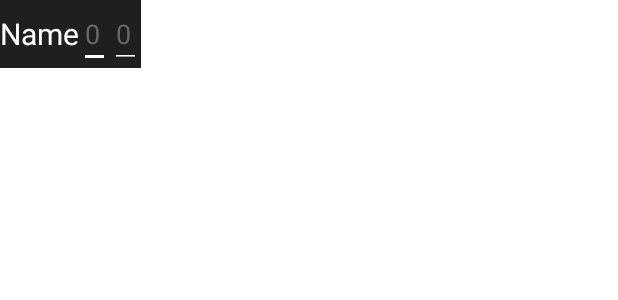
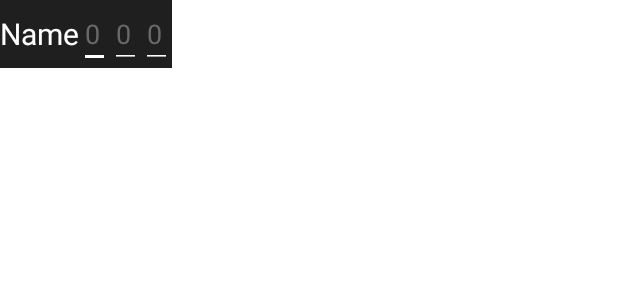
Before and after one commit to jpohlmeyer/scorekeeperkotlin, an Android app: the layout skull_king_game_row.xml on its own in the app's theme, with its tools: preview values and no code run, on a phone screen of 412 x 824 dp. Shown: the top 300 px of the screen. Run offline under Robolectric (Android 15) with nearby library versions, the phone set to English and light mode, and no system bars.

Commit message:
Add bonus, close round accordion on opening another

```diff
--- a/app/src/main/java/com/github/jpohlmeyer/scorekeeperkotlin/model/skullkinggame/SkullKingRound.kt
+++ b/app/src/main/java/com/github/jpohlmeyer/scorekeeperkotlin/model/skullkinggame/SkullKingRound.kt
@@ -5,6 +5,7 @@ import kotlin.math.abs
 class SkullKingRound(val roundNumber: Int) {
     var tricksGuessed: Int? = null
     var tricksGot: Int? = null
+    var bonus: Int = 0
 
     val points: Int
         get() = calculatePoints()
@@ -18,7 +19,7 @@ class SkullKingRound(val roundNumber: Int) {
                 if (tricksGuessed == 0) {
                     return roundNumber * 10
                 } else {
-                    return tricksGuessed!! * 20
+                    return (tricksGuessed!! * 20) + bonus
                 }
             }
         } else {
--- a/app/src/main/res/layout/skull_king_game_row.xml
+++ b/app/src/main/res/layout/skull_king_game_row.xml
@@ -1,6 +1,5 @@
 <?xml version="1.0" encoding="utf-8"?>
 <TableRow xmlns:android="http://schemas.android.com/apk/res/android"
-    xmlns:app="http://schemas.android.com/apk/res-auto"
     android:gravity="center"
     android:layout_width="wrap_content"
     android:layout_height="wrap_content"
@@ -22,7 +21,7 @@
         android:id="@+id/tricks_guessed"
         android:layout_width="0dp"
         android:layout_height="wrap_content"
-        android:layout_weight="0.25"
+        android:layout_weight="0.165"
         android:textColor="@color/white"
         android:backgroundTint="@color/white"
         android:inputType="number"
@@ -30,13 +29,14 @@
         android:hint="0"
         android:textColorHint="@color/light_gray"
         android:singleLine="true"
+        android:imeOptions="actionDone"
         />
 
     <EditText
         android:id="@+id/tricks_got"
         android:layout_width="0dp"
         android:layout_height="wrap_content"
-        android:layout_weight="0.25"
+        android:layout_weight="0.165"
         android:textColor="@color/white"
         android:backgroundTint="@color/white"
         android:inputType="number"
@@ -44,6 +44,22 @@
         android:hint="0"
         android:textColorHint="@color/light_gray"
         android:singleLine="true"
+        android:imeOptions="actionDone"
+        />
+
+    <EditText
+        android:id="@+id/bonus"
+        android:layout_width="0dp"
+        android:layout_height="wrap_content"
+        android:layout_weight="0.165"
+        android:textColor="@color/white"
+        android:backgroundTint="@color/white"
+        android:inputType="number"
+        android:textCursorDrawable="@null"
+        android:hint="0"
+        android:textColorHint="@color/light_gray"
+        android:singleLine="true"
+        android:imeOptions="actionDone"
         />
 
 </TableRow>
--- /dev/null
+++ b/app/src/main/res/values/dimensions.xml
@@ -0,0 +1,4 @@
+<?xml version="1.0" encoding="utf-8"?>
+<resources>
+    <dimen name="skull_king_last_player_padding">20dp</dimen>
+</resources>
```
Also changed, not shown: app/src/main/java/com/github/jpohlmeyer/scorekeeperkotlin/screens/addplayers/AddPlayersFragment.kt (+13 -6 lines), app/src/main/java/com/github/jpohlmeyer/scorekeeperkotlin/screens/skullkinggame/SkullKingGameFragment.kt (+79 -18 lines), app/src/main/java/com/github/jpohlmeyer/scorekeeperkotlin/screens/skullkinggame/SkullKingGameViewModel.kt (+15 -0 lines), app/src/main/res/layout/skull_king_game_head_row.xml (+14 -2 lines).
